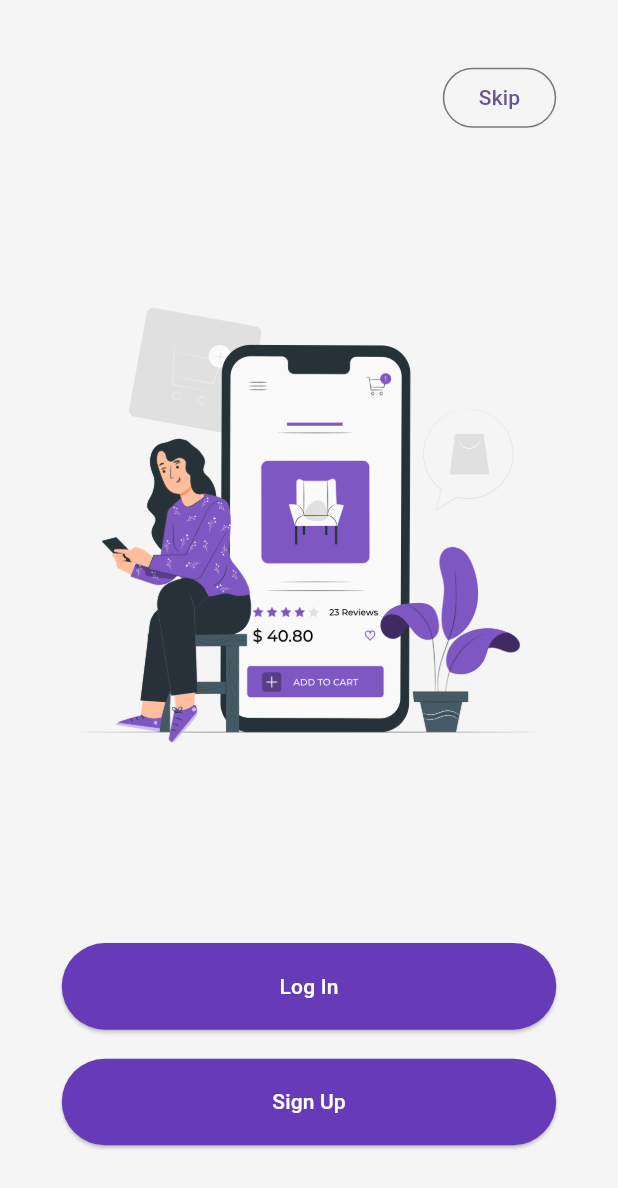
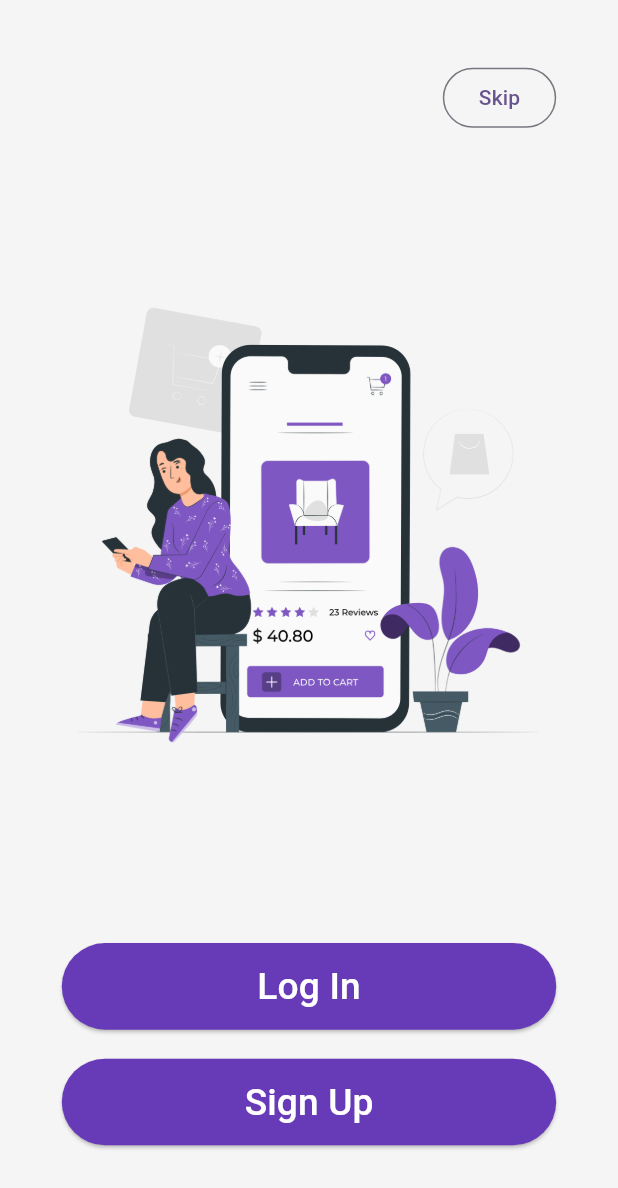
Before and after one commit to prulm/e_commerce_demo_flutter, a Flutter app: the screen it shows after launch, on a phone screen of 412 x 824 dp. Shown: the top 1188 px of the screen. Run offline on Flutter 3.47's test engine with Material 3 defaults, Android fonts, the phone set to English and light mode, and no system bars.

Commit message:
font size adjusted

```diff
--- a/lib/services/api_service.dart
+++ b/lib/services/auth/auth_api_service.dart
@@ -1,5 +1,5 @@
 import 'package:e_commerce_demo_flutter/models/user.dart';
-import 'package:e_commerce_demo_flutter/services/api_methods/login_method.dart';
+import 'package:e_commerce_demo_flutter/services/auth/api_methods/login_method.dart';
 
 class ApiService {
   final String baseUrl;
--- a/lib/widgets/rounded_button.dart
+++ b/lib/widgets/rounded_button.dart
@@ -29,7 +29,7 @@ class RoundedButton extends StatelessWidget {
           text,
           style: TextStyle(
             color: Colors.white,
-            fontSize: MediaQuery.sizeOf(context).aspectRatio * 28,
+            fontSize: MediaQuery.sizeOf(context).height * .03,
           ),
         ),
       ),
```
Also changed, not shown: lib/services/auth/api_methods/login_method.dart (renamed from lib/services/api_methods/login_method.dart).
